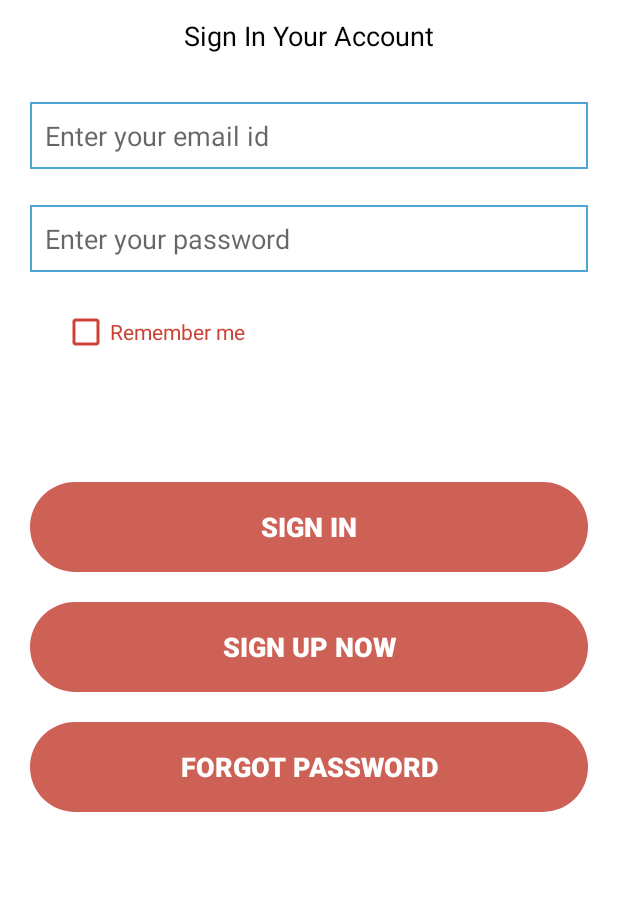
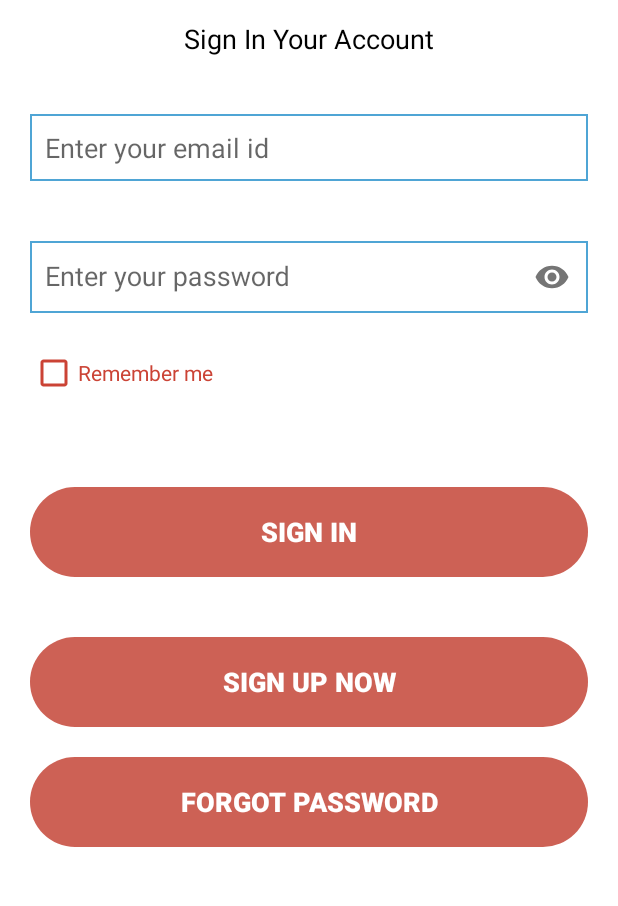
Before and after one commit to samirthaker2020/GamerApp1.0, an Android app: the screen it shows after launch (LoginActivity), on a phone screen of 412 x 824 dp, the part 67-973 px from its top. Run offline under Robolectric (Android 15) with nearby library versions, the phone set to English and light mode, and no system bars; our stand-ins replace Volley.

Commit message:
fix: Ui changes 1.3

```diff
--- a/app/src/main/res/layout/activity_login.xml
+++ b/app/src/main/res/layout/activity_login.xml
@@ -35,34 +35,44 @@
         android:layout_width="match_parent"
         android:layout_height="wrap_content"
         android:layout_marginLeft="20dp"
-        android:layout_marginTop="68dp"
+        android:layout_marginTop="76dp"
         android:layout_marginRight="20dp"
         android:background="@drawable/border"
         android:ems="10"
         android:hint="Enter your email id"
         android:inputType="textEmailAddress"
         app:layout_constraintEnd_toEndOf="parent"
-        app:layout_constraintHorizontal_bias="0.4"
+        app:layout_constraintHorizontal_bias="0.6"
         app:layout_constraintStart_toStartOf="parent"
         app:layout_constraintTop_toBottomOf="@+id/logintopborder" />
 
-    <EditText
-        android:id="@+id/txtpassword"
+    <com.google.android.material.textfield.TextInputLayout
+        android:id="@+id/username_text_input_layout"
         android:layout_width="match_parent"
         android:layout_height="wrap_content"
-        android:layout_marginLeft="20dp"
-        android:layout_marginTop="24dp"
-        android:layout_marginRight="20dp"
-        android:layout_marginBottom="92dp"
-        android:background="@drawable/border"
-        android:ems="10"
-        android:hint="Enter your password"
-        android:inputType="textPassword"
+        android:layout_marginStart="20dp"
+        android:layout_marginEnd="20dp"
         app:layout_constraintBottom_toTopOf="@+id/btn_signin"
         app:layout_constraintEnd_toEndOf="parent"
-        app:layout_constraintHorizontal_bias="0.511"
+        app:layout_constraintHorizontal_bias="0.0"
         app:layout_constraintStart_toStartOf="parent"
-        app:layout_constraintTop_toBottomOf="@+id/txtemailid" />
+        app:layout_constraintTop_toBottomOf="@+id/txtemailid"
+        app:layout_constraintVertical_bias="0.202"
+        app:passwordToggleEnabled="true"
+        tools:ignore="MissingConstraints">
+
+        <EditText
+            android:id="@+id/txtpassword"
+            android:layout_width="match_parent"
+            android:layout_height="wrap_content"
+            android:layout_centerHorizontal="true"
+            android:layout_centerVertical="true"
+            android:background="@drawable/border"
+            android:ems="10"
+            android:hint="Enter your password"
+            android:inputType="textPassword" />
+
+    </com.google.android.material.textfield.TextInputLayout>
 
     <Button
         android:id="@+id/btn_signin"
@@ -70,17 +80,19 @@
         android:layout_width="match_parent"
         android:layout_height="wrap_content"
         android:layout_marginLeft="20dp"
-        android:layout_marginTop="140dp"
+        android:layout_marginTop="44dp"
         android:layout_marginRight="20dp"
+        android:layout_marginBottom="20dp"
         android:background="@drawable/oval"
         android:text="Sign In"
         android:textColor="@color/cardview_light_background"
         android:textSize="18sp"
         android:textStyle="bold"
+        app:layout_constraintBottom_toTopOf="@+id/btnsignup"
         app:layout_constraintEnd_toEndOf="parent"
         app:layout_constraintHorizontal_bias="0.543"
         app:layout_constraintStart_toStartOf="parent"
-        app:layout_constraintTop_toBottomOf="@+id/txtpassword" />
+        app:layout_constraintTop_toBottomOf="@+id/rememberme" />
 
     <TextView
         android:id="@+id/textView"
@@ -102,6 +114,7 @@
         android:layout_width="wrap_content"
         android:layout_height="wrap_content"
         android:layout_marginTop="24dp"
+        android:layout_marginBottom="16dp"
         android:buttonTint="@color/red"
         android:text="Remember me"
         android:textColor="@color/red"
@@ -110,10 +123,10 @@
         android:textCursorDrawable="@color/red"
         app:layout_constraintBottom_toTopOf="@+id/btn_signin"
         app:layout_constraintEnd_toEndOf="parent"
-        app:layout_constraintHorizontal_bias="0.142"
+        app:layout_constraintHorizontal_bias="0.069"
         app:layout_constraintStart_toStartOf="parent"
-        app:layout_constraintTop_toBottomOf="@+id/txtpassword"
-        app:layout_constraintVertical_bias="0.0" />
+        app:layout_constraintTop_toBottomOf="@+id/username_text_input_layout"
+        app:layout_constraintVertical_bias="1.0" />
 
     <Button
         android:id="@+id/btnsignup"
@@ -129,7 +142,7 @@
         android:textStyle="bold"
         app:layout_constraintBottom_toTopOf="@+id/btnforgotpassword"
         app:layout_constraintEnd_toEndOf="parent"
-        app:layout_constraintHorizontal_bias="0.578"
+        app:layout_constraintHorizontal_bias="0.4"
         app:layout_constraintStart_toStartOf="parent"
         app:layout_constraintTop_toBottomOf="@+id/btn_signin" />
 
```
